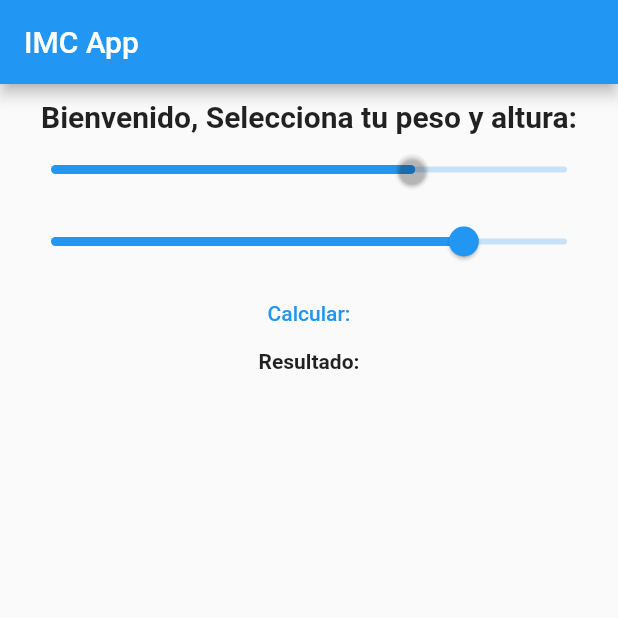
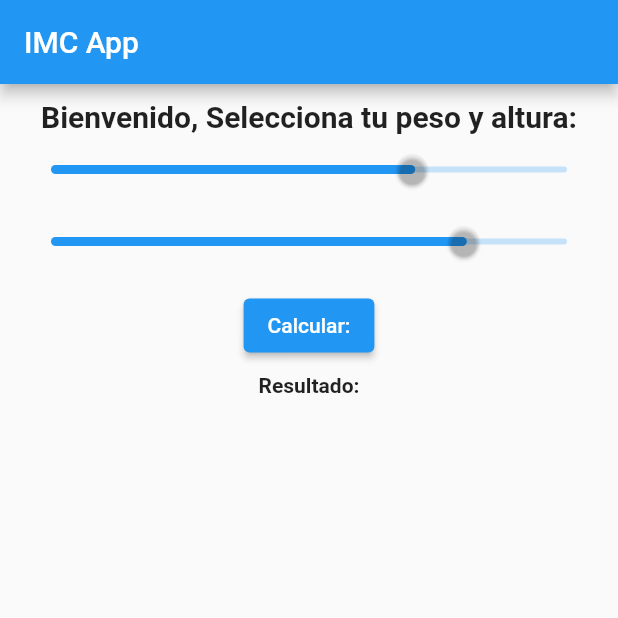
Before and after one commit to sabinokari/examen_parcial, a Flutter app: the screen it shows after launch, after a tap on "Calcular:", on a phone screen of 412 x 824 dp, the top half of it. Run offline on Flutter 3.47's test engine with Material 2 defaults, Android fonts, the phone set to English and light mode, and no system bars.

Commit message:
examen_parcial

```diff
--- a/lib/parcial.dart
+++ b/lib/parcial.dart
@@ -32,7 +32,7 @@ class _Examen_State extends State<Examen_parcial> {
               ),
             ),
             Slider(
-              thumbColor: Color.fromARGB(0, 204, 11, 11),
+              thumbColor: Color(0xff0000),
               min: 0,
               max: 100,
               value: valueRedSlider,
@@ -43,6 +43,7 @@ class _Examen_State extends State<Examen_parcial> {
               },
             ),
             Slider(
+              thumbColor: Color(0xff0000),
               min: 0,
               max: 100,
               value: valueGreenSlider,
@@ -53,11 +54,12 @@ class _Examen_State extends State<Examen_parcial> {
               },
             ),
             TextButton(
-              onPressed: () {
-                print("Button pressed");
-              },
-              child: Text("Calcular:"),
-            ),
+                onPressed: () {},
+                child: ElevatedButton(
+                    onPressed: () {
+                      print('Botón presionado');
+                    },
+                    child: Text("Calcular:"))),
             Text(
               "Resultado:",
               style: TextStyle(
```
